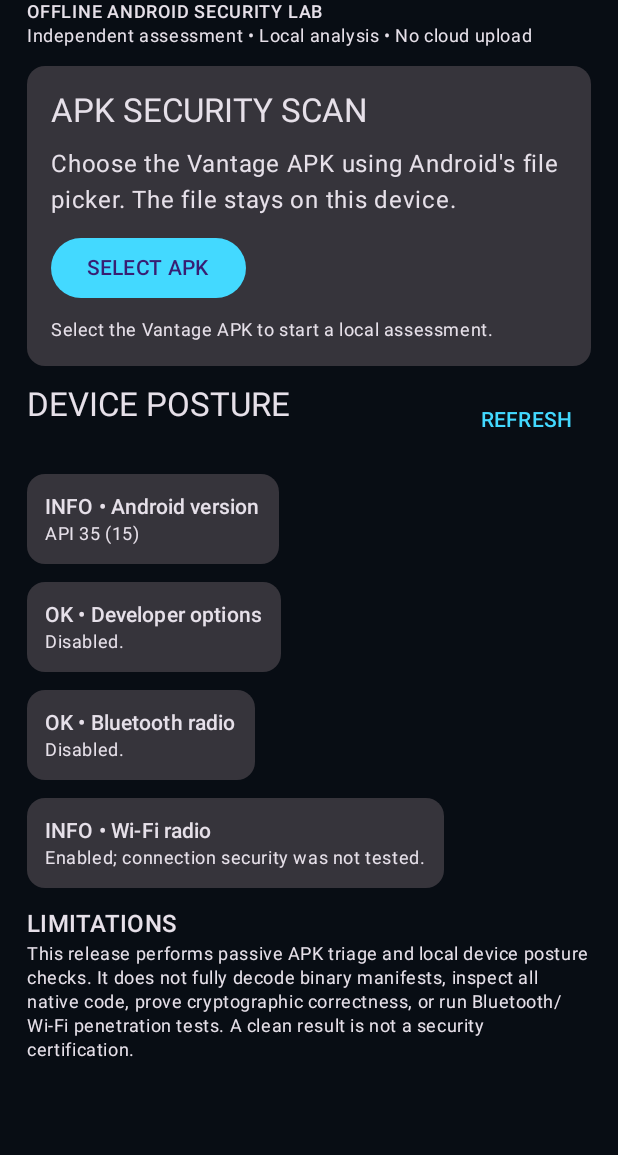
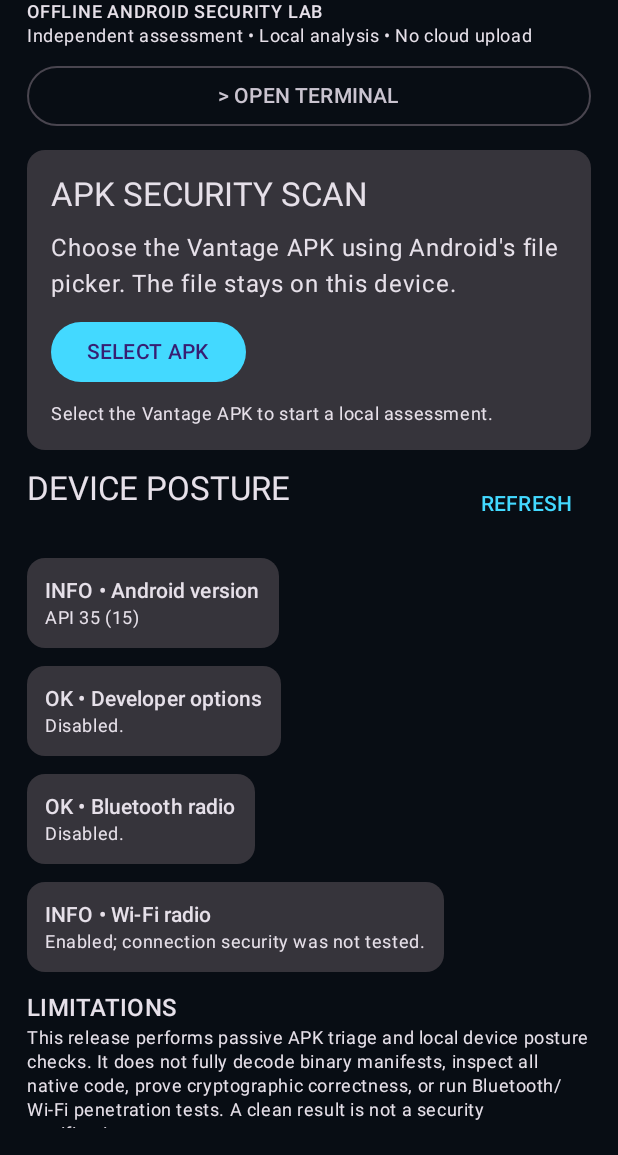
Before and after one commit to jusu9882-a11y/VANTA-H-CK, an Android app built with Jetpack Compose: the screen it shows after launch (MainActivity), on a phone screen of 412 x 824 dp, the part 81-1236 px from its top. Run offline under Robolectric (Android 15) with nearby library versions, the phone set to English and light mode, and no system bars.

Commit message:
Add dashboard navigation to diagnostic terminal

```diff
--- a/app/src/main/java/dev/jusu/vantageshield/MainActivity.kt
+++ b/app/src/main/java/dev/jusu/vantageshield/MainActivity.kt
@@ -12,6 +12,7 @@ import androidx.compose.foundation.lazy.items
 import androidx.compose.material3.*
 import androidx.compose.runtime.*
 import androidx.compose.ui.Modifier
+import androidx.compose.ui.graphics.Color
 import androidx.compose.ui.unit.dp
 import kotlinx.coroutines.Dispatchers
 import kotlinx.coroutines.launch
@@ -28,6 +29,7 @@ class MainActivity : ComponentActivity() {
         var report by remember { mutableStateOf<ScanReport?>(null) }
         var checks by remember { mutableStateOf(DeviceChecks.run(this)) }
         var busy by remember { mutableStateOf(false) }
+        var showTerminal by remember { mutableStateOf(false) }
         var message by remember { mutableStateOf("Select the Vantage APK to start a local assessment.") }
         val scope = rememberCoroutineScope()
         val picker = rememberLauncherForActivityResult(ActivityResultContracts.OpenDocument()) { uri: Uri? ->
@@ -37,8 +39,9 @@ class MainActivity : ComponentActivity() {
                 scope.launch {
                     try {
                         val result = withContext(Dispatchers.IO) {
-                            contentResolver.openInputStream(uri)?.use { ApkScanner.scan(it, uri.lastPathSegment ?: "selected.apk") }
-                                ?: error("Unable to open selected file.")
+                            contentResolver.openInputStream(uri)?.use {
+                                ApkScanner.scan(it, uri.lastPathSegment ?: "selected.apk")
+                            } ?: error("Unable to open selected file.")
                         }
                         report = result
                         message = "Scan completed. Validate findings before treating them as vulnerabilities."
@@ -48,24 +51,42 @@ class MainActivity : ComponentActivity() {
                 }
             }
         }
+
         MaterialTheme(colorScheme = darkColorScheme(
-            primary = androidx.compose.ui.graphics.Color(0xFF43D9FF),
-            background = androidx.compose.ui.graphics.Color(0xFF080D14),
-            surface = androidx.compose.ui.graphics.Color(0xFF111B27)
+            primary = Color(0xFF43D9FF),
+            background = Color(0xFF080D14),
+            surface = Color(0xFF111B27)
         )) {
+            if (showTerminal) {
+                TerminalConsole(
+                    checks = checks,
+                    onRefresh = { checks = DeviceChecks.run(this@MainActivity) },
+                    onBack = { showTerminal = false }
+                )
+            } else {
                 Scaffold(containerColor = MaterialTheme.colorScheme.background) { padding ->
-                LazyColumn(Modifier.fillMaxSize().padding(padding).padding(18.dp), verticalArrangement = Arrangement.spacedBy(12.dp)) {
+                    LazyColumn(
+                        Modifier.fillMaxSize().padding(padding).padding(18.dp),
+                        verticalArrangement = Arrangement.spacedBy(12.dp)
+                    ) {
                         item {
                             Text("VANTAGE SHIELD", style = MaterialTheme.typography.headlineMedium, color = MaterialTheme.colorScheme.primary)
                             Text("OFFLINE ANDROID SECURITY LAB", style = MaterialTheme.typography.labelMedium)
                             Text("Independent assessment • Local analysis • No cloud upload", style = MaterialTheme.typography.bodySmall)
+                            Spacer(Modifier.height(8.dp))
+                            OutlinedButton(onClick = { showTerminal = true }, modifier = Modifier.fillMaxWidth()) {
+                                Text("> OPEN TERMINAL")
+                            }
                         }
                         item {
                             Card {
                                 Column(Modifier.padding(16.dp), verticalArrangement = Arrangement.spacedBy(9.dp)) {
                                     Text("APK SECURITY SCAN", style = MaterialTheme.typography.titleLarge)
                                     Text("Choose the Vantage APK using Android's file picker. The file stays on this device.")
-                                Button(onClick = { picker.launch(arrayOf("application/vnd.android.package-archive", "application/octet-stream")) }, enabled = !busy) { Text("SELECT APK") }
+                                    Button(
+                                        onClick = { picker.launch(arrayOf("application/vnd.android.package-archive", "application/octet-stream")) },
+                                        enabled = !busy
+                                    ) { Text("SELECT APK") }
                                     if (busy) LinearProgressIndicator(Modifier.fillMaxWidth())
                                     Text(message, style = MaterialTheme.typography.bodySmall)
                                 }
@@ -102,10 +123,14 @@ class MainActivity : ComponentActivity() {
                         }
                         item {
                             Text("LIMITATIONS", style = MaterialTheme.typography.titleMedium)
-                        Text("This release performs passive APK triage and local device posture checks. It does not fully decode binary manifests, inspect all native code, prove cryptographic correctness, or run Bluetooth/Wi-Fi penetration tests. A clean result is not a security certification.", style = MaterialTheme.typography.bodySmall)
+                            Text(
+                                "This release performs passive APK triage and local device posture checks. It does not fully decode binary manifests, inspect all native code, prove cryptographic correctness, or run Bluetooth/Wi-Fi penetration tests. A clean result is not a security certification.",
+                                style = MaterialTheme.typography.bodySmall
+                            )
                         }
                     }
                 }
             }
         }
     }
+}
```
Lines whose indentation alone changed are shown as unchanged.
